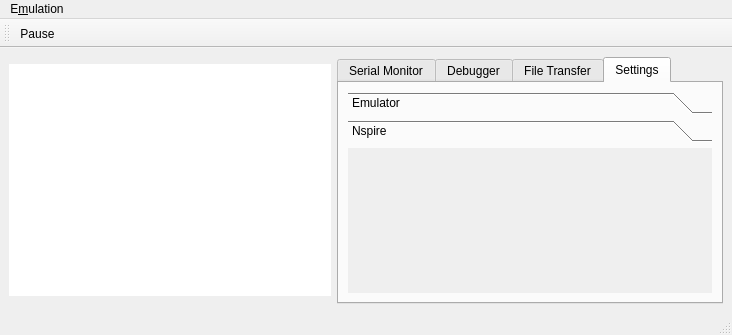
First picture: the form in mainwindow.ui, repository nspire-emus/firebird, before the edit.
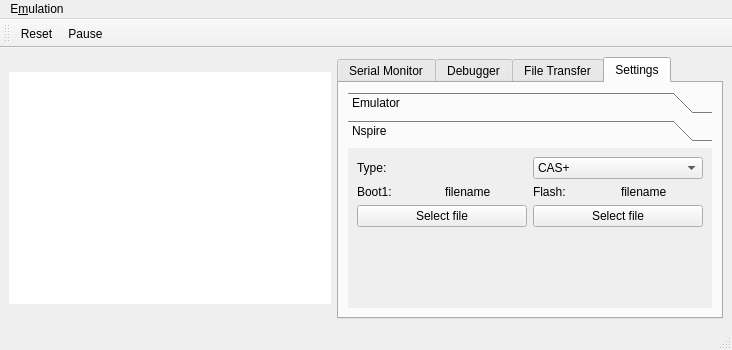
Second picture: the form after the edit. The open tabs and pages were chosen to show the change.

Commit message: Minor cleanup, implement settings and session management (reset, restart)

What changed in the file:
```diff
--- a/mainwindow.ui
+++ b/mainwindow.ui
@@ -7,7 +7,7 @@
     <x>0</x>
     <y>0</y>
     <width>732</width>
-    <height>335</height>
+    <height>350</height>
    </rect>
   </property>
   <property name="windowTitle">
@@ -212,13 +212,134 @@
             <rect>
              <x>0</x>
              <y>0</y>
-             <width>100</width>
-             <height>30</height>
+             <width>364</width>
+             <height>160</height>
             </rect>
            </property>
            <attribute name="label">
             <string>Nspire</string>
            </attribute>
+           <layout class="QVBoxLayout" name="verticalLayout_5">
+            <item>
+             <layout class="QHBoxLayout" name="horizontalLayout_2">
+              <item>
+               <widget class="QLabel" name="label">
+                <property name="sizePolicy">
+                 <sizepolicy hsizetype="MinimumExpanding" vsizetype="Preferred">
+                  <horstretch>0</horstretch>
+                  <verstretch>0</verstretch>
+                 </sizepolicy>
+                </property>
+                <property name="text">
+                 <string>Type:</string>
+                </property>
+               </widget>
+              </item>
+              <item>
+               <widget class="QComboBox" name="selectProduct">
+                <property name="sizePolicy">
+                 <sizepolicy hsizetype="MinimumExpanding" vsizetype="Fixed">
+                  <horstretch>0</horstretch>
+                  <verstretch>0</verstretch>
+                 </sizepolicy>
+                </property>
+                <item>
+                 <property name="text">
+                  <string>CAS+</string>
+                 </property>
+                </item>
+                <item>
+                 <property name="text">
+                  <string>Classic</string>
+                 </property>
+                </item>
+                <item>
+                 <property name="text">
+                  <string>Classic CAS</string>
+                 </property>
+                </item>
+                <item>
+                 <property name="text">
+                  <string>CX</string>
+                 </property>
+                </item>
+                <item>
+                 <property name="text">
+                  <string>CX CAS</string>
+                 </property>
+                </item>
+               </widget>
+              </item>
+             </layout>
+            </item>
+            <item>
+             <layout class="QGridLayout" name="gridLayout">
+              <item row="0" column="0">
+               <layout class="QHBoxLayout" name="horizontalLayout_3">
+                <item>
+                 <widget class="QLabel" name="label_2">
+                  <property name="text">
+                   <string>Boot1:</string>
+                  </property>
+                 </widget>
+                </item>
+                <item>
+                 <widget class="QLabel" name="filenameBoot1">
+                  <property name="text">
+                   <string>filename</string>
+                  </property>
+                 </widget>
+                </item>
+               </layout>
+              </item>
+              <item row="1" column="2">
+               <widget class="QPushButton" name="fileFlash">
+                <property name="text">
+                 <string>Select file</string>
+                </property>
+               </widget>
+              </item>
+              <item row="1" column="0">
+               <widget class="QPushButton" name="fileBoot1">
+                <property name="text">
+                 <string>Select file</string>
+                </property>
+               </widget>
+              </item>
+              <item row="0" column="2">
+               <layout class="QHBoxLayout" name="horizontalLayout_4">
+                <item>
+                 <widget class="QLabel" name="label_3">
+                  <property name="text">
+                   <string>Flash:</string>
+                  </property>
+                 </widget>
+                </item>
+                <item>
+                 <widget class="QLabel" name="filenameFlash">
+                  <property name="text">
+                   <string>filename</string>
+                  </property>
+                 </widget>
+                </item>
+               </layout>
+              </item>
+             </layout>
+            </item>
+            <item>
+             <spacer name="verticalSpacer_2">
+              <property name="orientation">
+               <enum>Qt::Vertical</enum>
+              </property>
+              <property name="sizeHint" stdset="0">
+               <size>
+                <width>20</width>
+                <height>40</height>
+               </size>
+              </property>
+             </spacer>
+            </item>
+           </layout>
           </widget>
          </widget>
         </item>
@@ -258,6 +379,7 @@
    <attribute name="toolBarBreak">
     <bool>false</bool>
    </attribute>
+   <addaction name="actionReset"/>
    <addaction name="actionPause"/>
   </widget>
   <action name="actionReset">
```
Left out of the diff: 29 changed lines with no effect on the pictures. The commit also changes 44 other files.
